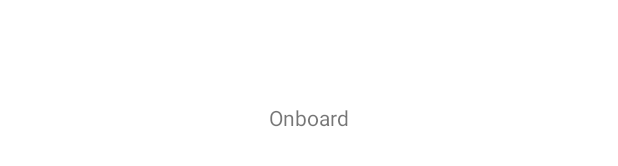
After one commit to VathnaDev/MonoExpense, an Android app: the layout fragment_onboard.xml on its own in the app's theme, with its tools: preview values and no code run, on a phone screen of 412 x 824 dp. The commit adds this screen. Shown: the part 501-667 px from the top of the screen. Run offline under Robolectric (Android 15) with nearby library versions, the phone set to English and light mode, and no system bars.

Commit message:
feat(app): setup project structure

```diff
--- a/app/src/main/AndroidManifest.xml
+++ b/app/src/main/AndroidManifest.xml
@@ -3,6 +3,7 @@
     package="com.luther.monoexpense">
 
     <application
+        android:name=".MonoApp"
         android:allowBackup="true"
         android:icon="@mipmap/ic_launcher"
         android:label="@string/app_name"
@@ -10,7 +11,7 @@
         android:supportsRtl="true"
         android:theme="@style/Theme.MonoExpense">
         <activity
-            android:name=".MainActivity"
+            android:name=".feature.main.MainActivity"
             android:exported="true">
             <intent-filter>
                 <action android:name="android.intent.action.MAIN" />
--- /dev/null
+++ b/app/src/main/java/com/luther/monoexpense/feature/main/MainViewModel.kt
@@ -0,0 +1,6 @@
+package com.luther.monoexpense.feature.main
+
+import com.luther.android_ext.vm.BaseViewModel
+
+class MainViewModel : BaseViewModel() {
+}
--- /dev/null
+++ b/app/src/main/java/com/luther/monoexpense/feature/onboarding/OnBoardViewModel.kt
@@ -0,0 +1,6 @@
+package com.luther.monoexpense.feature.onboarding
+
+import com.luther.android_ext.vm.BaseViewModel
+
+class OnBoardViewModel : BaseViewModel() {
+}
--- /dev/null
+++ b/app/src/main/res/layout/fragment_onboard.xml
@@ -0,0 +1,17 @@
+<?xml version="1.0" encoding="utf-8"?>
+<androidx.constraintlayout.widget.ConstraintLayout
+    xmlns:android="http://schemas.android.com/apk/res/android"
+    xmlns:app="http://schemas.android.com/apk/res-auto"
+    android:layout_width="match_parent"
+    android:layout_height="match_parent">
+
+    <com.google.android.material.textview.MaterialTextView
+        android:layout_width="wrap_content"
+        android:layout_height="wrap_content"
+        android:text="Onboard"
+        app:layout_constraintBottom_toBottomOf="parent"
+        app:layout_constraintEnd_toEndOf="parent"
+        app:layout_constraintStart_toStartOf="parent"
+        app:layout_constraintTop_toTopOf="parent" />
+
+</androidx.constraintlayout.widget.ConstraintLayout>
--- a/app/src/main/res/values/themes.xml
+++ b/app/src/main/res/values/themes.xml
@@ -1,6 +1,6 @@
 <resources xmlns:tools="http://schemas.android.com/tools">
     <!-- Base application theme. -->
-    <style name="Theme.MonoExpense" parent="Theme.MaterialComponents.DayNight.DarkActionBar">
+    <style name="Theme.MonoExpense" parent="Theme.MaterialComponents.DayNight.NoActionBar">
         <!-- Primary brand color. -->
         <item name="colorPrimary">@color/purple_500</item>
         <item name="colorPrimaryVariant">@color/purple_700</item>
```
Also changed, not shown: app/src/main/java/com/luther/monoexpense/MainActivity.kt (deleted, +0 -11 lines), app/src/main/java/com/luther/monoexpense/MonoApp.kt (added, +44 -0 lines), app/src/main/java/com/luther/monoexpense/di/ActivityModule.kt (added, +9 -0 lines), app/src/main/java/com/luther/monoexpense/di/AppModule.kt (added, +24 -0 lines), app/src/main/java/com/luther/monoexpense/di/DataSourceModule.kt (added, +13 -0 lines), app/src/main/java/com/luther/monoexpense/di/FragmentModule.kt (added, +9 -0 lines), app/src/main/java/com/luther/monoexpense/di/ServiceModule.kt (added, +9 -0 lines), app/src/main/java/com/luther/monoexpense/feature/main/MainActivity.kt (added, +24 -0 lines), app/src/main/java/com/luther/monoexpense/feature/onboarding/OnBoardFragment.kt (added, +19 -0 lines), app/src/main/res/layout/activity_main.xml (+9 -11 lines), app/src/main/res/navigation/nav_graph.xml (added, +11 -0 lines).
